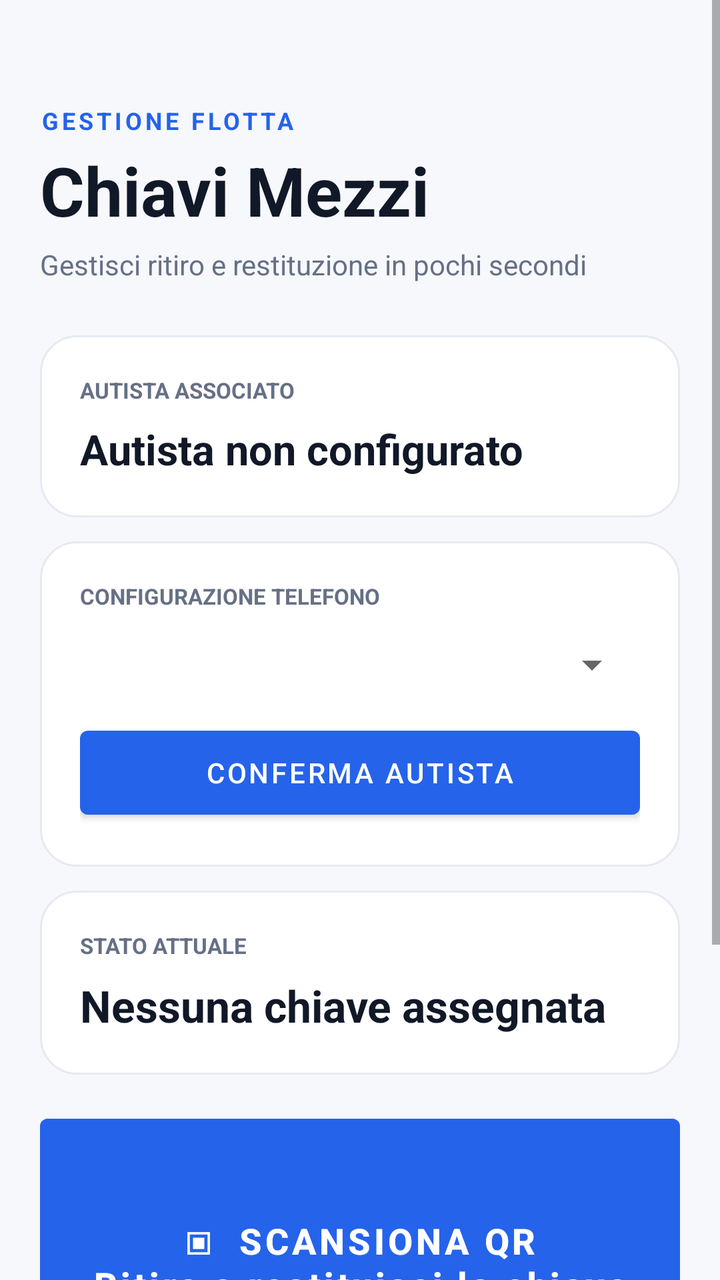
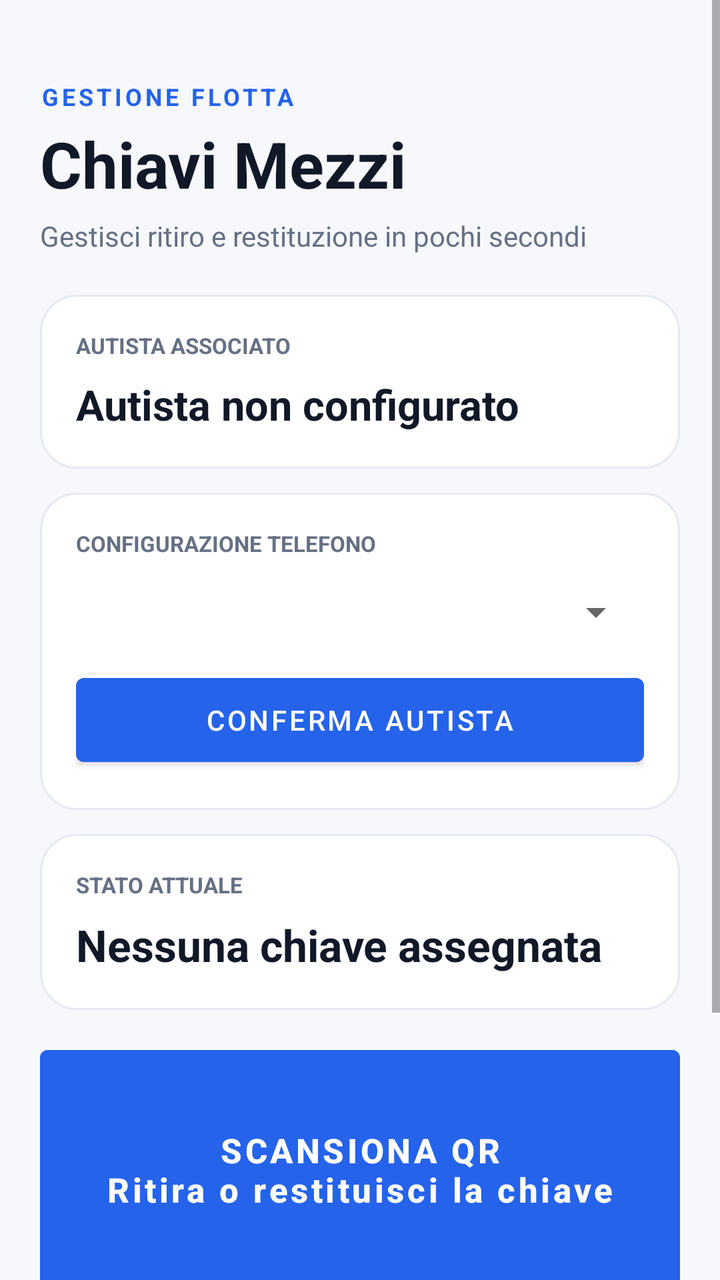

Before-and-after screenshots of an Android layout around one commit, followed by the original layout XML and the change that was made.
<!-- AndroidManifest.xml: application theme Theme.GestioneChiavi -->
<!-- res/layout/activity_main.xml -->
<ScrollView xmlns:android="http://schemas.android.com/apk/res/android" android:layout_width="match_parent" android:layout_height="match_parent" android:background="@color/app_background" android:fillViewport="true" android:overScrollMode="never"><LinearLayout android:layout_width="match_parent" android:layout_height="wrap_content" android:orientation="vertical" android:paddingStart="20dp" android:paddingTop="52dp" android:paddingEnd="20dp" android:paddingBottom="28dp"><TextView android:layout_width="wrap_content" android:layout_height="wrap_content" android:text="GESTIONE FLOTTA" android:textColor="@color/primary" android:textSize="12sp" android:textStyle="bold" android:letterSpacing="0.14"/><TextView android:layout_width="wrap_content" android:layout_height="wrap_content" android:layout_marginTop="4dp" android:text="Chiavi Mezzi" android:textColor="@color/text_primary" android:textSize="34sp" android:textStyle="bold"/><TextView android:layout_width="wrap_content" android:layout_height="wrap_content" android:layout_marginTop="5dp" android:text="Gestisci ritiro e restituzione in pochi secondi" android:textColor="@color/text_secondary" android:textSize="14sp"/><LinearLayout android:layout_width="match_parent" android:layout_height="wrap_content" android:layout_marginTop="26dp" android:background="@drawable/card_background" android:orientation="vertical" android:padding="20dp"><TextView android:layout_width="wrap_content" android:layout_height="wrap_content" android:text="AUTISTA ASSOCIATO" android:textColor="@color/text_secondary" android:textSize="11sp" android:textStyle="bold"/><TextView android:id="@+id/driver" android:layout_width="match_parent" android:layout_height="wrap_content" android:layout_marginTop="8dp" android:text="Autista non configurato" android:textColor="@color/text_primary" android:textSize="21sp" android:textStyle="bold"/></LinearLayout><LinearLayout android:layout_width="match_parent" android:layout_height="wrap_content" android:layout_marginTop="12dp" android:background="@drawable/card_background" android:orientation="vertical" android:padding="20dp"><TextView android:layout_width="wrap_content" android:layout_height="wrap_content" android:text="CONFIGURAZIONE TELEFONO" android:textColor="@color/text_secondary" android:textSize="11sp" android:textStyle="bold"/><Spinner android:id="@+id/driverSpinner" android:layout_width="match_parent" android:layout_height="54dp"/><Button android:id="@+id/saveDriver" android:layout_width="match_parent" android:layout_height="54dp" android:text="Conferma autista"/></LinearLayout><LinearLayout android:layout_width="match_parent" android:layout_height="wrap_content" android:layout_marginTop="12dp" android:background="@drawable/card_background" android:orientation="vertical" android:padding="20dp"><TextView android:layout_width="wrap_content" android:layout_height="wrap_content" android:text="STATO ATTUALE" android:textColor="@color/text_secondary" android:textSize="11sp" android:textStyle="bold"/><TextView android:id="@+id/status" android:layout_width="match_parent" android:layout_height="wrap_content" android:layout_marginTop="8dp" android:text="Nessuna chiave assegnata" android:textColor="@color/text_primary" android:textSize="22sp" android:textStyle="bold"/></LinearLayout><Button android:id="@+id/scan" android:layout_width="match_parent" android:layout_height="156dp" android:layout_marginTop="16dp" android:backgroundTint="@color/primary" android:text="▣  SCANSIONA QR\nRitira o restituisci la chiave" android:textAllCaps="false" android:textColor="#FFFFFF" android:textSize="18sp" android:textStyle="bold"/><LinearLayout android:id="@+id/kmBox" android:layout_width="match_parent" android:layout_height="wrap_content" android:layout_marginTop="12dp" android:background="@drawable/card_background" android:orientation="vertical" android:padding="20dp" android:visibility="gone"><TextView android:layout_width="wrap_content" android:layout_height="wrap_content" android:text="CHILOMETRAGGIO" android:textColor="@color/text_secondary" android:textSize="11sp" android:textStyle="bold"/><EditText android:id="@+id/kmInput" android:layout_width="match_parent" android:layout_height="54dp" android:layout_marginTop="8dp" android:hint="Km attuali del furgone" android:inputType="number"/><Button android:id="@+id/saveKm" android:layout_width="match_parent" android:layout_height="54dp" android:layout_marginTop="8dp" android:backgroundTint="@color/secondary_button" android:text="Salva chilometri" android:textAllCaps="false" android:textColor="@color/text_primary" android:textStyle="bold"/></LinearLayout><Button android:id="@+id/photo" android:layout_width="match_parent" android:layout_height="56dp" android:layout_marginTop="12dp" android:backgroundTint="@color/photo_button" android:text="Fotografa stato mezzo" android:textAllCaps="false" android:textColor="@color/primary" android:textStyle="bold" android:visibility="gone"/><Button android:id="@+id/reportDamage" android:layout_width="match_parent" android:layout_height="56dp" android:layout_marginTop="12dp" android:backgroundTint="@color/secondary_button" android:text="Segnala danno / anomalia" android:textAllCaps="false" android:textColor="@color/text_primary" android:textStyle="bold" android:visibility="gone"/><TextView android:id="@+id/message" android:layout_width="match_parent" android:layout_height="wrap_content" android:layout_marginTop="14dp" android:background="@drawable/message_background" android:gravity="center" android:minHeight="46dp" android:padding="12dp" android:textColor="@color/text_primary" android:textSize="14sp" android:textStyle="bold"/><Button android:id="@+id/changeDriver" android:layout_width="match_parent" android:layout_height="54dp" android:layout_marginTop="16dp" android:backgroundTint="@color/secondary_button" android:text="Area responsabile" android:textAllCaps="false" android:textColor="@color/text_primary" android:textStyle="bold"/></LinearLayout></ScrollView>
<!-- resources referenced by this layout -->
<resources>
  <color name="app_background">#F6F8FC</color>
  <color name="photo_button">#EAF1FF</color>
  <color name="primary">#2563EB</color>
  <color name="secondary_button">#EEF2F7</color>
  <color name="text_primary">#111827</color>
  <color name="text_secondary">#667085</color>
  <!-- drawable card_background (drawable) -->
  <shape xmlns:android="http://schemas.android.com/apk/res/android" android:shape="rectangle"><solid android:color="@color/surface"/><corners android:radius="18dp"/><stroke android:width="1dp" android:color="@color/border"/></shape>
  <!-- drawable message_background (drawable) -->
  <shape xmlns:android="http://schemas.android.com/apk/res/android" android:shape="rectangle">
      <solid android:color="@color/surface_message" />
      <corners android:radius="12dp" />
      <stroke android:width="1dp" android:color="@color/border_message" />
  </shape>
  <style name="Theme.GestioneChiavi" parent="Theme.MaterialComponents.DayNight.NoActionBar"><item name="colorPrimary">@color/primary</item><item name="colorPrimaryVariant">@color/primary_dark</item></style>
  <color name="surface">#FFFFFF</color>
  <color name="border">#E6EAF0</color>
  <color name="surface_message">#EEF4FF</color>
  <color name="border_message">#D7E4FF</color>
  <color name="primary_dark">#1E40AF</color>
</resources>

<!-- the commit's change to res/layout/activity_main.xml (unified diff, before → after) -->
@@ -1 +1 @@
-<ScrollView xmlns:android="http://schemas.android.com/apk/res/android" android:layout_width="match_parent" android:layout_height="match_parent" android:background="@color/app_background" android:fillViewport="true" android:overScrollMode="never"><LinearLayout android:layout_width="match_parent" android:layout_height="wrap_content" android:orientation="vertical" android:paddingStart="20dp" android:paddingTop="52dp" android:paddingEnd="20dp" android:paddingBottom="28dp"><TextView android:layout_width="wrap_content" android:layout_height="wrap_content" android:text="GESTIONE FLOTTA" android:textColor="@color/primary" android:textSize="12sp" android:textStyle="bold" android:letterSpacing="0.14"/><TextView android:layout_width="wrap_content" android:layout_height="wrap_content" android:layout_marginTop="4dp" android:text="Chiavi Mezzi" android:textColor="@color/text_primary" android:textSize="34sp" android:textStyle="bold"/><TextView android:layout_width="wrap_content" android:layout_height="wrap_content" android:layout_marginTop="5dp" android:text="Gestisci ritiro e restituzione in pochi secondi" android:textColor="@color/text_secondary" android:textSize="14sp"/><LinearLayout android:layout_width="match_parent" android:layout_height="wrap_content" android:layout_marginTop="26dp" android:background="@drawable/card_background" android:orientation="vertical" android:padding="20dp"><TextView android:layout_width="wrap_content" android:layout_height="wrap_content" android:text="AUTISTA ASSOCIATO" android:textColor="@color/text_secondary" android:textSize="11sp" android:textStyle="bold"/><TextView android:id="@+id/driver" android:layout_width="match_parent" android:layout_height="wrap_content" android:layout_marginTop="8dp" android:text="Autista non configurato" android:textColor="@color/text_primary" android:textSize="21sp" android:textStyle="bold"/></LinearLayout><LinearLayout android:layout_width="match_parent" android:layout_height="wrap_content" android:layout_marginTop="12dp" android:background="@drawable/card_background" android:orientation="vertical" android:padding="20dp"><TextView android:layout_width="wrap_content" android:layout_height="wrap_content" android:text="CONFIGURAZIONE TELEFONO" android:textColor="@color/text_secondary" android:textSize="11sp" android:textStyle="bold"/><Spinner android:id="@+id/driverSpinner" android:layout_width="match_parent" android:layout_height="54dp"/><Button android:id="@+id/saveDriver" android:layout_width="match_parent" android:layout_height="54dp" android:text="Conferma autista"/></LinearLayout><LinearLayout android:layout_width="match_parent" android:layout_height="wrap_content" android:layout_marginTop="12dp" android:background="@drawable/card_background" android:orientation="vertical" android:padding="20dp"><TextView android:layout_width="wrap_content" android:layout_height="wrap_content" android:text="STATO ATTUALE" android:textColor="@color/text_secondary" android:textSize="11sp" android:textStyle="bold"/><TextView android:id="@+id/status" android:layout_width="match_parent" android:layout_height="wrap_content" android:layout_marginTop="8dp" android:text="Nessuna chiave assegnata" android:textColor="@color/text_primary" android:textSize="22sp" android:textStyle="bold"/></LinearLayout><Button android:id="@+id/scan" android:layout_width="match_parent" android:layout_height="156dp" android:layout_marginTop="16dp" android:backgroundTint="@color/primary" android:text="▣  SCANSIONA QR\nRitira o restituisci la chiave" android:textAllCaps="false" android:textColor="#FFFFFF" android:textSize="18sp" android:textStyle="bold"/><LinearLayout android:id="@+id/kmBox" android:layout_width="match_parent" android:layout_height="wrap_content" android:layout_marginTop="12dp" android:background="@drawable/card_background" android:orientation="vertical" android:padding="20dp" android:visibility="gone"><TextView android:layout_width="wrap_content" android:layout_height="wrap_content" android:text="CHILOMETRAGGIO" android:textColor="@color/text_secondary" android:textSize="11sp" android:textStyle="bold"/><EditText android:id="@+id/kmInput" android:layout_width="match_parent" android:layout_height="54dp" android:layout_marginTop="8dp" android:hint="Km attuali del furgone" android:inputType="number"/><Button android:id="@+id/saveKm" android:layout_width="match_parent" android:layout_height="54dp" android:layout_marginTop="8dp" android:backgroundTint="@color/secondary_button" android:text="Salva chilometri" android:textAllCaps="false" android:textColor="@color/text_primary" android:textStyle="bold"/></LinearLayout><Button android:id="@+id/photo" android:layout_width="match_parent" android:layout_height="56dp" android:layout_marginTop="12dp" android:backgroundTint="@color/photo_button" android:text="Fotografa stato mezzo" android:textAllCaps="false" android:textColor="@color/primary" android:textStyle="bold" android:visibility="gone"/><Button android:id="@+id/reportDamage" android:layout_width="match_parent" android:layout_height="56dp" android:layout_marginTop="12dp" android:backgroundTint="@color/secondary_button" android:text="Segnala danno / anomalia" android:textAllCaps="false" android:textColor="@color/text_primary" android:textStyle="bold" android:visibility="gone"/><TextView android:id="@+id/message" android:layout_width="match_parent" android:layout_height="wrap_content" android:layout_marginTop="14dp" android:background="@drawable/message_background" android:gravity="center" android:minHeight="46dp" android:padding="12dp" android:textColor="@color/text_primary" android:textSize="14sp" android:textStyle="bold"/><Button android:id="@+id/changeDriver" android:layout_width="match_parent" android:layout_height="54dp" android:layout_marginTop="16dp" android:backgroundTint="@color/secondary_button" android:text="Area responsabile" android:textAllCaps="false" android:textColor="@color/text_primary" android:textStyle="bold"/></LinearLayout></ScrollView>
+<ScrollView xmlns:android="http://schemas.android.com/apk/res/android" android:layout_width="match_parent" android:layout_height="match_parent" android:background="@color/app_background" android:fillViewport="true" android:overScrollMode="never"><LinearLayout android:layout_width="match_parent" android:layout_height="wrap_content" android:orientation="vertical" android:paddingStart="20dp" android:paddingTop="40dp" android:paddingEnd="20dp" android:paddingBottom="28dp"><TextView android:layout_width="wrap_content" android:layout_height="wrap_content" android:text="GESTIONE FLOTTA" android:textColor="@color/primary" android:textSize="12sp" android:textStyle="bold" android:letterSpacing="0.14"/><TextView android:layout_width="wrap_content" android:layout_height="wrap_content" android:layout_marginTop="4dp" android:text="Chiavi Mezzi" android:textColor="@color/text_primary" android:textSize="32sp" android:textStyle="bold"/><TextView android:layout_width="wrap_content" android:layout_height="wrap_content" android:layout_marginTop="5dp" android:text="Gestisci ritiro e restituzione in pochi secondi" android:textColor="@color/text_secondary" android:textSize="14sp"/><LinearLayout android:layout_width="match_parent" android:layout_height="wrap_content" android:layout_marginTop="20dp" android:background="@drawable/card_background" android:orientation="vertical" android:padding="18dp"><TextView android:layout_width="wrap_content" android:layout_height="wrap_content" android:text="AUTISTA ASSOCIATO" android:textColor="@color/text_secondary" android:textSize="11sp" android:textStyle="bold"/><TextView android:id="@+id/driver" android:layout_width="match_parent" android:layout_height="wrap_content" android:layout_marginTop="8dp" android:text="Autista non configurato" android:textColor="@color/text_primary" android:textSize="21sp" android:textStyle="bold"/></LinearLayout><LinearLayout android:layout_width="match_parent" android:layout_height="wrap_content" android:layout_marginTop="12dp" android:background="@drawable/card_background" android:orientation="vertical" android:padding="18dp"><TextView android:layout_width="wrap_content" android:layout_height="wrap_content" android:text="CONFIGURAZIONE TELEFONO" android:textColor="@color/text_secondary" android:textSize="11sp" android:textStyle="bold"/><Spinner android:id="@+id/driverSpinner" android:layout_width="match_parent" android:layout_height="54dp"/><Button android:id="@+id/saveDriver" android:layout_width="match_parent" android:layout_height="54dp" android:text="Conferma autista"/></LinearLayout><LinearLayout android:layout_width="match_parent" android:layout_height="wrap_content" android:layout_marginTop="12dp" android:background="@drawable/card_background" android:orientation="vertical" android:padding="18dp"><TextView android:layout_width="wrap_content" android:layout_height="wrap_content" android:text="STATO ATTUALE" android:textColor="@color/text_secondary" android:textSize="11sp" android:textStyle="bold"/><TextView android:id="@+id/status" android:layout_width="match_parent" android:layout_height="wrap_content" android:layout_marginTop="8dp" android:text="Nessuna chiave assegnata" android:textColor="@color/text_primary" android:textSize="22sp" android:textStyle="bold"/></LinearLayout><Button android:id="@+id/scan" android:layout_width="match_parent" android:layout_height="132dp" android:layout_marginTop="14dp" android:backgroundTint="@color/primary" android:text="SCANSIONA QR\nRitira o restituisci la chiave" android:textAllCaps="false" android:textColor="#FFFFFF" android:textSize="17sp" android:textStyle="bold"/><LinearLayout android:id="@+id/kmBox" android:layout_width="match_parent" android:layout_height="wrap_content" android:layout_marginTop="12dp" android:background="@drawable/card_background" android:orientation="vertical" android:padding="18dp" android:visibility="gone"><TextView android:layout_width="wrap_content" android:layout_height="wrap_content" android:text="CHILOMETRAGGIO" android:textColor="@color/text_secondary" android:textSize="11sp" android:textStyle="bold"/><EditText android:id="@+id/kmInput" android:layout_width="match_parent" android:layout_height="54dp" android:layout_marginTop="8dp" android:hint="Km attuali del furgone" android:inputType="number"/><Button android:id="@+id/saveKm" android:layout_width="match_parent" android:layout_height="54dp" android:layout_marginTop="8dp" android:backgroundTint="@color/secondary_button" android:text="Salva chilometri" android:textAllCaps="false" android:textColor="@color/text_primary" android:textStyle="bold"/></LinearLayout><Button android:id="@+id/photo" android:layout_width="match_parent" android:layout_height="56dp" android:layout_marginTop="12dp" android:backgroundTint="@color/photo_button" android:text="Fotografa stato mezzo" android:textAllCaps="false" android:textColor="@color/primary" android:textStyle="bold" android:visibility="gone"/><Button android:id="@+id/reportDamage" android:layout_width="match_parent" android:layout_height="56dp" android:layout_marginTop="12dp" android:backgroundTint="@color/secondary_button" android:text="Segnala danno / anomalia" android:textAllCaps="false" android:textColor="@color/text_primary" android:textStyle="bold" android:visibility="gone"/><TextView android:id="@+id/message" android:layout_width="match_parent" android:layout_height="wrap_content" android:layout_marginTop="14dp" android:background="@drawable/message_background" android:gravity="center" android:minHeight="46dp" android:padding="12dp" android:textColor="@color/text_primary" android:textSize="14sp" android:textStyle="bold"/><Button android:id="@+id/changeDriver" android:layout_width="match_parent" android:layout_height="54dp" android:layout_marginTop="16dp" android:backgroundTint="@color/secondary_button" android:text="Area responsabile" android:textAllCaps="false" android:textColor="@color/text_primary" android:textStyle="bold"/></LinearLayout></ScrollView>
